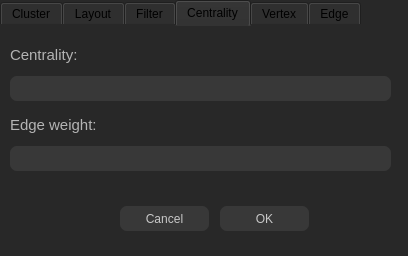
First picture: the form in resource/gui/FilterDialog.ui, repository dthung1602/NetworkVisualization, before the edit.
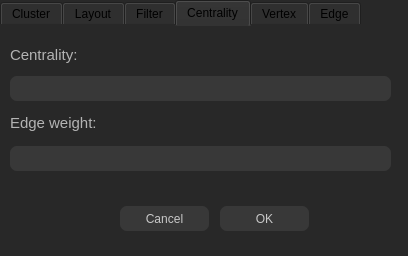
Second picture: the form after the edit. The open tabs and pages were chosen to show the change. Icons and pictures are not drawn.

The edit to the form file:
```diff
--- a/resource/gui/FilterDialog.ui
+++ b/resource/gui/FilterDialog.ui
@@ -583,9 +583,9 @@
      <property name="geometry">
       <rect>
        <x>10</x>
-       <y>90</y>
+       <y>86</y>
        <width>121</width>
-       <height>17</height>
+       <height>21</height>
       </rect>
      </property>
      <property name="styleSheet">
```
